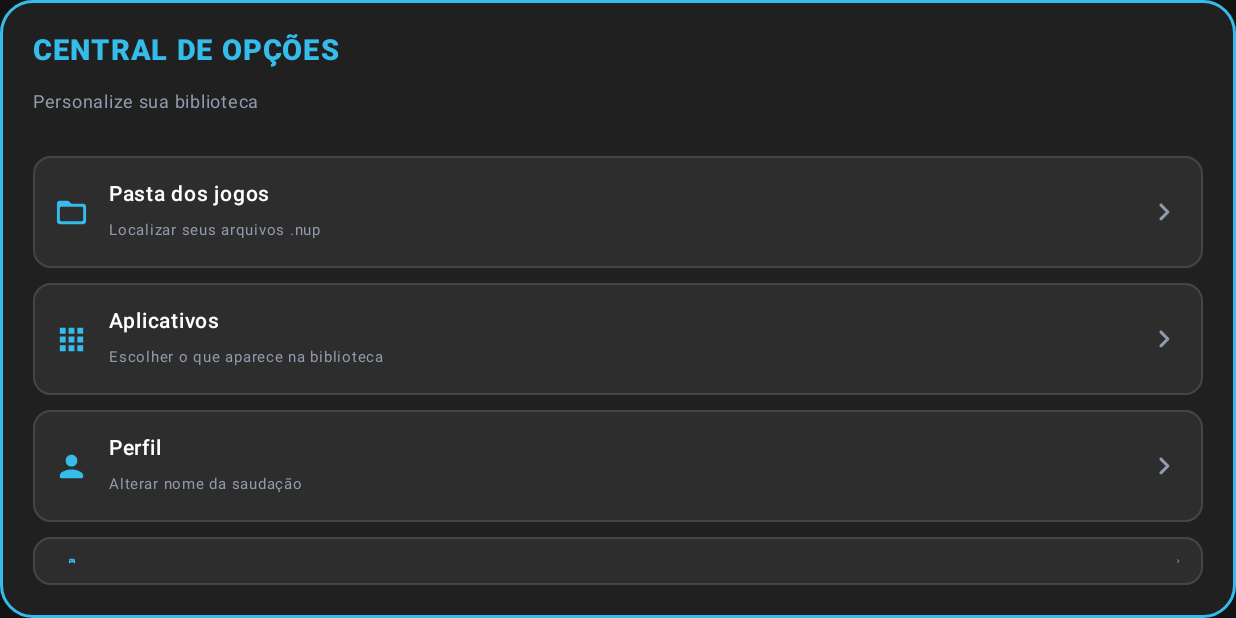
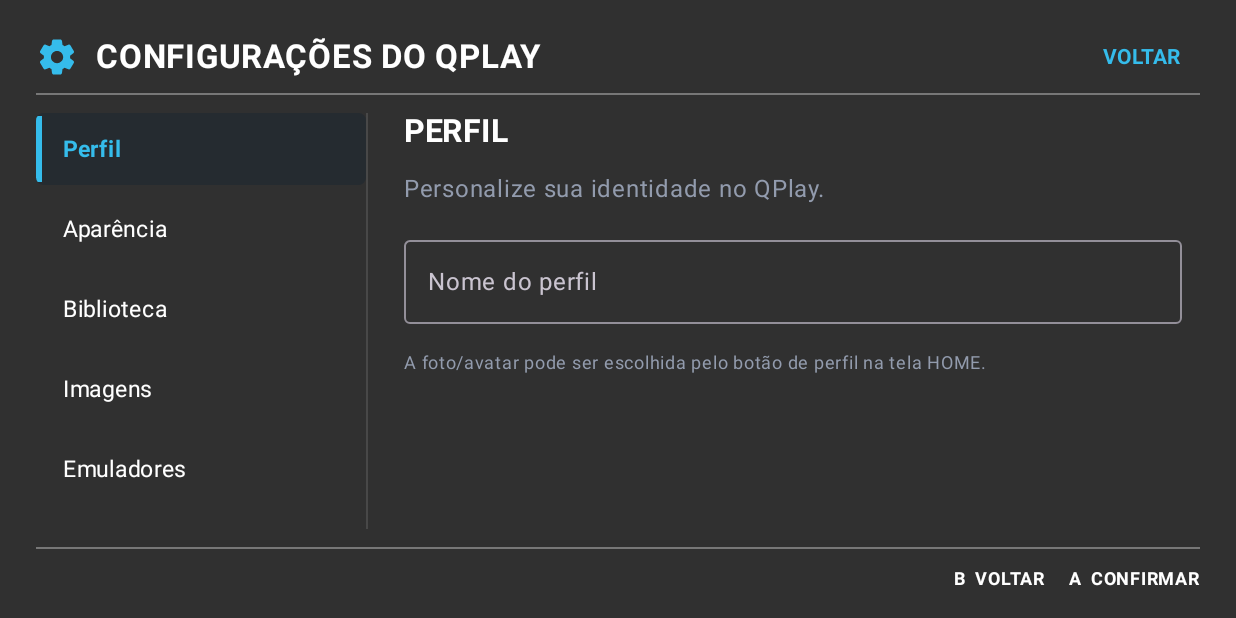
Before and after one commit to LeoPortillaDev/QPlay, an Android app built with Jetpack Compose: the screen it shows after launch (MainActivity), after a tap on "Configurações", on a phone screen of 824 x 412 dp (held sideways). Run offline under Robolectric (Android 15) with nearby library versions, the phone set to English and light mode, and no system bars.

Commit message:
Replace QPlay options popup with full-screen console settings

```diff
--- a/app/src/main/java/com/qplay/launcher/MainActivity.kt
+++ b/app/src/main/java/com/qplay/launcher/MainActivity.kt
@@ -22,6 +22,8 @@ import androidx.compose.foundation.combinedClickable
 import androidx.compose.foundation.ExperimentalFoundationApi
 import androidx.compose.foundation.focusable
 import androidx.compose.foundation.layout.*
+import androidx.compose.foundation.rememberScrollState
+import androidx.compose.foundation.verticalScroll
 import androidx.compose.foundation.lazy.grid.GridCells
 import androidx.compose.foundation.lazy.grid.LazyVerticalGrid
 import androidx.compose.foundation.lazy.grid.items
@@ -136,6 +138,7 @@ class MainActivity : ComponentActivity() {
         var favoriteKeys by remember { mutableStateOf(prefs.getStringSet("favorites", emptySet()).orEmpty()) }
         var groupMap by remember { mutableStateOf(prefs.all.filterKeys { it.startsWith("group_") }.mapKeys { it.key.removePrefix("group_") }.mapValues { it.value as? String ?: "" }) }
         var libraryFilter by remember { mutableStateOf("Todos") }
+        var settingsCategory by remember { mutableStateOf("Perfil") }
 
         val folderPicker = rememberLauncherForActivityResult(ActivityResultContracts.OpenDocumentTree()) { uri ->
             if (uri != null) {
@@ -216,32 +219,64 @@ class MainActivity : ComponentActivity() {
                         IconButton(onClick = { settingsOpen = true }) {
                             Icon(Icons.Rounded.Settings, "Configurações", tint = Color.White, modifier = Modifier.size(27.dp))
                         }
-                        if (settingsOpen) Dialog(onDismissRequest = { settingsOpen = false }) {
-                            Surface(color = Color(0xFF202020), shape = RoundedCornerShape(22.dp), border = BorderStroke(2.dp, Color(0xFF35BCEB)), modifier = Modifier.fillMaxWidth()) {
-                                Column(Modifier.padding(22.dp), verticalArrangement = Arrangement.spacedBy(10.dp)) {
-                                    Text("CENTRAL DE OPÇÕES", color = Color(0xFF35BCEB), fontSize = 19.sp, fontWeight = FontWeight.ExtraBold, letterSpacing = 1.1.sp)
-                                    Text("Personalize sua biblioteca", color = Muted, fontSize = 12.sp)
-                                    Spacer(Modifier.height(4.dp))
-                                    @Composable fun option(label: String, detail: String, icon: androidx.compose.ui.graphics.vector.ImageVector, action: () -> Unit) {
-                                        Surface(onClick = action, color = Color(0xFF2D2D2D), shape = RoundedCornerShape(12.dp), border = BorderStroke(1.dp, Color(0xFF454545)), modifier = Modifier.fillMaxWidth()) {
-                                            Row(Modifier.padding(horizontal = 14.dp, vertical = 13.dp), verticalAlignment = Alignment.CenterVertically, horizontalArrangement = Arrangement.spacedBy(13.dp)) {
-                                                Icon(icon, null, tint = Color(0xFF35BCEB), modifier = Modifier.size(23.dp))
-                                                Column(Modifier.weight(1f)) {
-                                                    Text(label, color = Color.White, fontWeight = FontWeight.SemiBold, fontSize = 14.sp)
-                                                    Text(detail, color = Muted, fontSize = 10.sp)
+                        if (settingsOpen) Dialog(onDismissRequest = { settingsOpen = false }, properties = androidx.compose.ui.window.DialogProperties(usePlatformDefaultWidth = false, decorFitsSystemWindows = false)) {
+                            Surface(color = Bg, modifier = Modifier.fillMaxSize()) {
+                                Column(Modifier.fillMaxSize().padding(horizontal = 24.dp, vertical = 14.dp)) {
+                                    Row(Modifier.fillMaxWidth(), verticalAlignment = Alignment.CenterVertically) {
+                                        Icon(Icons.Rounded.Settings, null, tint = Color(0xFF35BCEB), modifier = Modifier.size(28.dp))
+                                        Spacer(Modifier.width(12.dp))
+                                        Text("CONFIGURAÇÕES DO QPLAY", color = Color.White, fontSize = 22.sp, fontWeight = FontWeight.Bold)
+                                        Spacer(Modifier.weight(1f))
+                                        TextButton(onClick = { settingsOpen = false }) { Text("VOLTAR", color = Color(0xFF35BCEB), fontWeight = FontWeight.Bold) }
+                                    }
+                                    Divider(color = Color(0xFF777777))
+                                    Row(Modifier.weight(1f).fillMaxWidth().padding(vertical = 12.dp)) {
+                                        Column(Modifier.width(220.dp).fillMaxHeight(), verticalArrangement = Arrangement.spacedBy(5.dp)) {
+                                            listOf("Perfil", "Aparência", "Biblioteca", "Imagens", "Emuladores", "Controles", "Sistema").forEach { category ->
+                                                Surface(onClick = { settingsCategory = category }, color = if (settingsCategory == category) Color(0xFF252B30) else Color.Transparent, shape = RoundedCornerShape(5.dp), modifier = Modifier.fillMaxWidth()) {
+                                                    Row(verticalAlignment = Alignment.CenterVertically) {
+                                                        Box(Modifier.width(4.dp).height(44.dp).background(if (settingsCategory == category) Color(0xFF35BCEB) else Color.Transparent))
+                                                        Text(category, color = if (settingsCategory == category) Color(0xFF35BCEB) else Color.White, fontSize = 15.sp, fontWeight = if (settingsCategory == category) FontWeight.Bold else FontWeight.Normal, modifier = Modifier.padding(horizontal = 14.dp, vertical = 12.dp))
+                                                    }
                                                 }
-                                                Icon(Icons.Rounded.ChevronRight, null, tint = Muted)
+                                            }
+                                        }
+                                        Divider(Modifier.fillMaxHeight().width(1.dp), color = Color(0xFF484848))
+                                        Column(Modifier.weight(1f).fillMaxHeight().verticalScroll(rememberScrollState()).padding(start = 24.dp, end = 12.dp), verticalArrangement = Arrangement.spacedBy(14.dp)) {
+                                            Text(settingsCategory.uppercase(), color = Color.White, fontSize = 21.sp, fontWeight = FontWeight.Bold)
+                                            when (settingsCategory) {
+                                                "Perfil" -> {
+                                                    Text("Personalize sua identidade no QPlay.", color = Muted)
+                                                    OutlinedTextField(value = displayName, onValueChange = { displayName = it; prefs.edit().putString("display_name", it).apply() }, label = { Text("Nome do perfil") }, singleLine = true, modifier = Modifier.fillMaxWidth())
+                                                    Text("A foto/avatar pode ser escolhida pelo botão de perfil na tela HOME.", color = Muted, fontSize = 12.sp)
+                                                }
+                                                "Aparência" -> {
+                                                    Text("Escolha uma cor de destaque para a interface.", color = Muted)
+                                                    Row(horizontalArrangement = Arrangement.spacedBy(12.dp)) {
+                                                        listOf(Color(0xFF35BCEB), Color(0xFF8B72E8), Color(0xFF56C58A), Color(0xFFE6A64A), Color(0xFFE45B68)).forEach { c ->
+                                                            Surface(onClick = { prefs.edit().putLong("accent_color", c.value.toLong()).apply() }, color = c, shape = RoundedCornerShape(50), modifier = Modifier.size(38.dp), border = BorderStroke(2.dp, Color.White)) {}
+                                                        }
+                                                    }
+                                                }
+                                                "Biblioteca" -> {
+                                                    Text("Gerencie as fontes da sua biblioteca.", color = Muted)
+                                                    Button(onClick = { settingsOpen = false; folderPicker.launch(folderUri) }) { Icon(Icons.Rounded.FolderOpen, null); Spacer(Modifier.width(8.dp)); Text("Selecionar pasta de jogos") }
+                                                    Button(onClick = { settingsOpen = false; tab = "Aplicativos" }) { Icon(Icons.Rounded.Apps, null); Spacer(Modifier.width(8.dp)); Text("Escolher aplicativos") }
+                                                    Button(onClick = { libraryFilter = "Todos"; settingsOpen = false }) { Text("Mostrar todos os jogos") }
+                                                }
+                                                "Imagens" -> {
+                                                    Text("Busca de capas sem chave de API: a integração com os catálogos públicos será conectada ao editor de cada jogo. As fontes Libretro fornecem capas para sistemas retrô, mas não cobrem todos os jogos modernos.", color = Muted)
+                                                    Text("A seleção de plataforma é importante para encontrar a arte correta.", color = Color.White, fontWeight = FontWeight.SemiBold)
+                                                    Text("A pesquisa e a aplicação direta das capas ainda precisam ser concluídas; não vou apresentar esta seção como scraper pronto antes de testar o download e o salvamento local.", color = Color(0xFFFFCC80), fontSize = 12.sp)
+                                                }
+                                                "Emuladores" -> Text("Detecção e associação de emuladores serão configuradas aqui.", color = Muted)
+                                                "Controles" -> Text("Mapeamento de botões, navegação e atalhos serão configurados aqui.", color = Muted)
+                                                else -> Text("Sons, animações e comportamento de inicialização do QPlay.", color = Muted)
                                             }
                                         }
                                     }
-                                    option("Pasta dos jogos", "Localizar seus arquivos .nup", Icons.Rounded.FolderOpen) { settingsOpen = false; folderPicker.launch(folderUri) }
-                                    option("Aplicativos", "Escolher o que aparece na biblioteca", Icons.Rounded.Apps) { settingsOpen = false; tab = "Aplicativos" }
-                                    option("Perfil", "Alterar nome da saudação", Icons.Rounded.Person) { settingsOpen = false; nameDialog = true }
-                                    option("Todos os jogos", "Mostrar a biblioteca completa", Icons.Rounded.SportsEsports) { settingsOpen = false; libraryFilter = "Todos" }
-                                    option("Favoritos", "Ver seus jogos favoritos", Icons.Rounded.Favorite) { settingsOpen = false; libraryFilter = "Favoritos" }
-                                    option("Grupos", "Ver jogos organizados em grupos", Icons.Rounded.Folder) { settingsOpen = false; libraryFilter = "Grupos" }
-                                    option("Atualizar biblioteca", "Procurar jogos e aplicativos novamente", Icons.Rounded.Refresh) { settingsOpen = false; refreshToken++; apps = emptyList() }
-                                    TextButton(onClick = { settingsOpen = false }, modifier = Modifier.align(Alignment.End)) { Text("FECHAR", color = Color(0xFF35BCEB), fontWeight = FontWeight.Bold) }
+                                    Divider(color = Color(0xFF777777))
+                                    Row(Modifier.fillMaxWidth().padding(top = 8.dp), horizontalArrangement = Arrangement.End) { Text("B  VOLTAR     A  CONFIRMAR", color = Color.White, fontSize = 12.sp, fontWeight = FontWeight.Bold) }
                                 }
                             }
                         }
```
